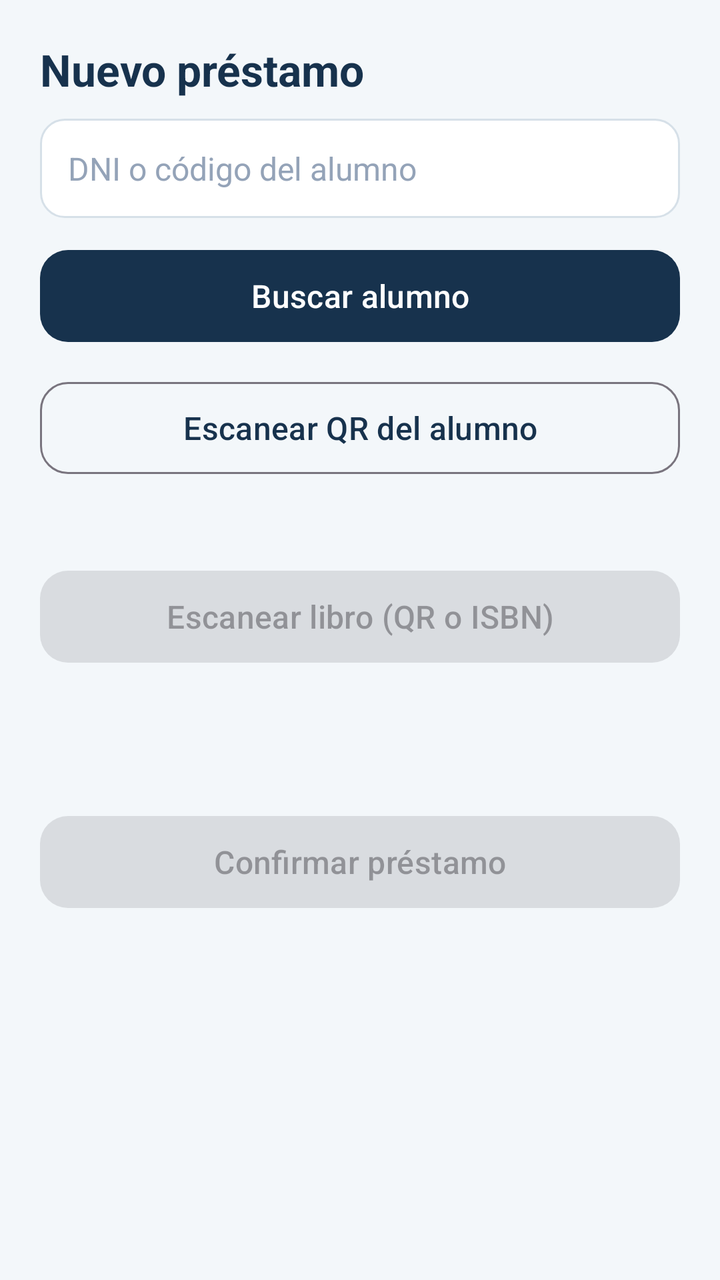
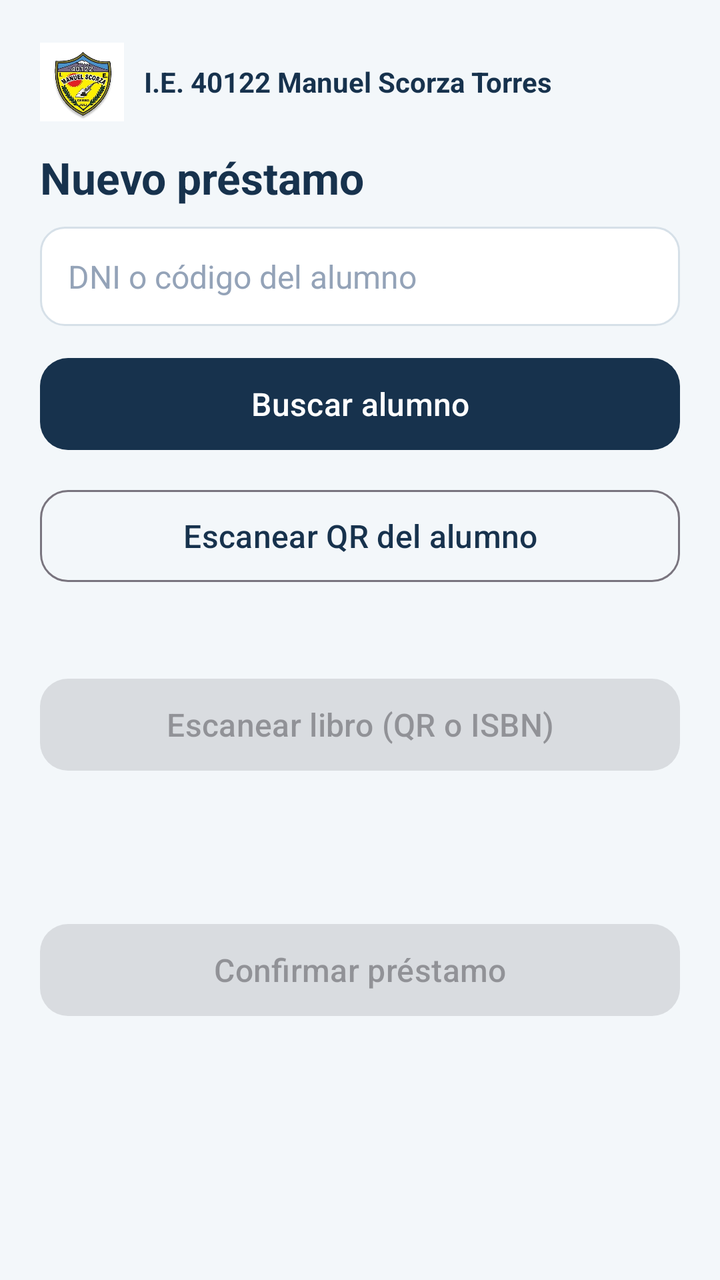

Screens rendered from an Android XML layout before and after an edit, with the pre-edit source and the edit as a unified diff.
<!-- AndroidManifest.xml: application theme Theme.BiblioScorza -->
<!-- res/layout/activity_prestamo.xml -->
<?xml version="1.0" encoding="utf-8"?>
<ScrollView xmlns:android="http://schemas.android.com/apk/res/android"
    android:layout_width="match_parent" android:layout_height="match_parent">
    <LinearLayout android:layout_width="match_parent" android:layout_height="wrap_content"
        android:orientation="vertical" android:padding="20dp">
        <TextView style="@style/BsTitle" android:layout_width="wrap_content" android:layout_height="wrap_content" android:text="Nuevo préstamo" />
        <EditText android:id="@+id/etAlumno" style="@style/BsInput" android:hint="DNI o código del alumno" android:inputType="text" />
        <Button android:id="@+id/btnBuscarAlumno" style="@style/BsButton" android:text="Buscar alumno" />
        <Button android:id="@+id/btnScanAlumno" style="@style/BsButtonOutline" android:text="Escanear QR del alumno" />
        <TextView android:id="@+id/tvAlumno" style="@style/BsText" android:textStyle="bold" />
        <Button android:id="@+id/btnScanLibro" style="@style/BsButton" android:text="Escanear libro (QR o ISBN)" android:enabled="false" />
        <TextView android:id="@+id/tvItems" style="@style/BsText" />
        <TextView android:id="@+id/tvMsg" style="@style/BsText" />
        <Button android:id="@+id/btnConfirmar" style="@style/BsButton" android:text="Confirmar préstamo" android:enabled="false" />
    </LinearLayout>
</ScrollView>
<!-- resources referenced by this layout -->
<resources>
  <style name="BsButton" parent="Widget.Material3.Button">
          <item name="android:layout_width">match_parent</item>
          <item name="android:layout_height">54dp</item>
          <item name="android:layout_marginTop">12dp</item>
          <item name="android:textSize">16sp</item>
          <item name="cornerRadius">14dp</item>
      </style>
  <style name="BsButtonOutline" parent="Widget.Material3.Button.OutlinedButton">
          <item name="android:layout_width">match_parent</item>
          <item name="android:layout_height">54dp</item>
          <item name="android:layout_marginTop">12dp</item>
          <item name="android:textSize">16sp</item>
          <item name="cornerRadius">14dp</item>
      </style>
  <style name="BsInput">
          <item name="android:layout_width">match_parent</item>
          <item name="android:layout_height">wrap_content</item>
          <item name="android:background">@drawable/input_bg</item>
          <item name="android:padding">14dp</item>
          <item name="android:layout_marginTop">10dp</item>
          <item name="android:textSize">16sp</item>
          <item name="android:textColor">#1E293B</item>
          <item name="android:textColorHint">#94A3B8</item>
      </style>
  <style name="BsText">
          <item name="android:layout_width">match_parent</item>
          <item name="android:layout_height">wrap_content</item>
          <item name="android:layout_marginTop">8dp</item>
          <item name="android:textSize">15sp</item>
          <item name="android:textColor">#1E293B</item>
      </style>
  <style name="BsTitle">
          <item name="android:textSize">22sp</item>
          <item name="android:textStyle">bold</item>
          <item name="android:textColor">#17324D</item>
      </style>
  <style name="Theme.BiblioScorza" parent="Theme.Material3.Light.NoActionBar">
          <item name="colorPrimary">#17324D</item>
          <item name="colorOnPrimary">#FFFFFF</item>
          <item name="colorSecondary">#168C83</item>
          <item name="android:statusBarColor">#10263A</item>
          <item name="android:navigationBarColor">#F3F7FA</item>
          <item name="android:windowLightNavigationBar">true</item>
          <item name="android:windowBackground">#F3F7FA</item>
      </style>
  <!-- drawable input_bg (drawable) -->
  <?xml version="1.0" encoding="utf-8"?>
  <shape xmlns:android="http://schemas.android.com/apk/res/android" android:shape="rectangle">
      <solid android:color="#FFFFFF" />
      <stroke android:width="1dp" android:color="#D6E0E8" />
      <corners android:radius="12dp" />
  </shape>
</resources>

<!-- the commit's change to res/layout/activity_prestamo.xml (unified diff, before → after) -->
@@ -3,6 +3,7 @@
     android:layout_width="match_parent" android:layout_height="match_parent">
     <LinearLayout android:layout_width="match_parent" android:layout_height="wrap_content"
         android:orientation="vertical" android:padding="20dp">
+        <include layout="@layout/header_brand" />
         <TextView style="@style/BsTitle" android:layout_width="wrap_content" android:layout_height="wrap_content" android:text="Nuevo préstamo" />
         <EditText android:id="@+id/etAlumno" style="@style/BsInput" android:hint="DNI o código del alumno" android:inputType="text" />
         <Button android:id="@+id/btnBuscarAlumno" style="@style/BsButton" android:text="Buscar alumno" />
@@ -14,3 +15,30 @@
         <Button android:id="@+id/btnConfirmar" style="@style/BsButton" android:text="Confirmar préstamo" android:enabled="false" />
     </LinearLayout>
 </ScrollView>
+<!-- res/layout/header_brand.xml (included above) -->
+<?xml version="1.0" encoding="utf-8"?>
+<LinearLayout xmlns:android="http://schemas.android.com/apk/res/android"
+    android:layout_width="match_parent"
+    android:layout_height="wrap_content"
+    android:gravity="center_vertical"
+    android:orientation="horizontal"
+    android:paddingBottom="12dp">
+
+    <ImageView
+        android:layout_width="42dp"
+        android:layout_height="42dp"
+        android:adjustViewBounds="true"
+        android:contentDescription="Escudo de la I.E. 40122 Manuel Scorza Torres"
+        android:scaleType="fitCenter"
+        android:src="@drawable/escudo_colegio" />
+
+    <TextView
+        android:layout_width="0dp"
+        android:layout_height="wrap_content"
+        android:layout_marginStart="10dp"
+        android:layout_weight="1"
+        android:text="I.E. 40122 Manuel Scorza Torres"
+        android:textColor="#17324D"
+        android:textSize="14sp"
+        android:textStyle="bold" />
+</LinearLayout>
<!-- resource entries referenced after the edit -->
@@ -1,5 +1,6 @@
 <!-- resources referenced by this layout -->
 <resources>
+  <!-- drawable escudo_colegio: png bitmap (drawable-nodpi, 203199 bytes) -->
   <style name="BsButton" parent="Widget.Material3.Button">
           <item name="android:layout_width">match_parent</item>
           <item name="android:layout_height">54dp</item>
